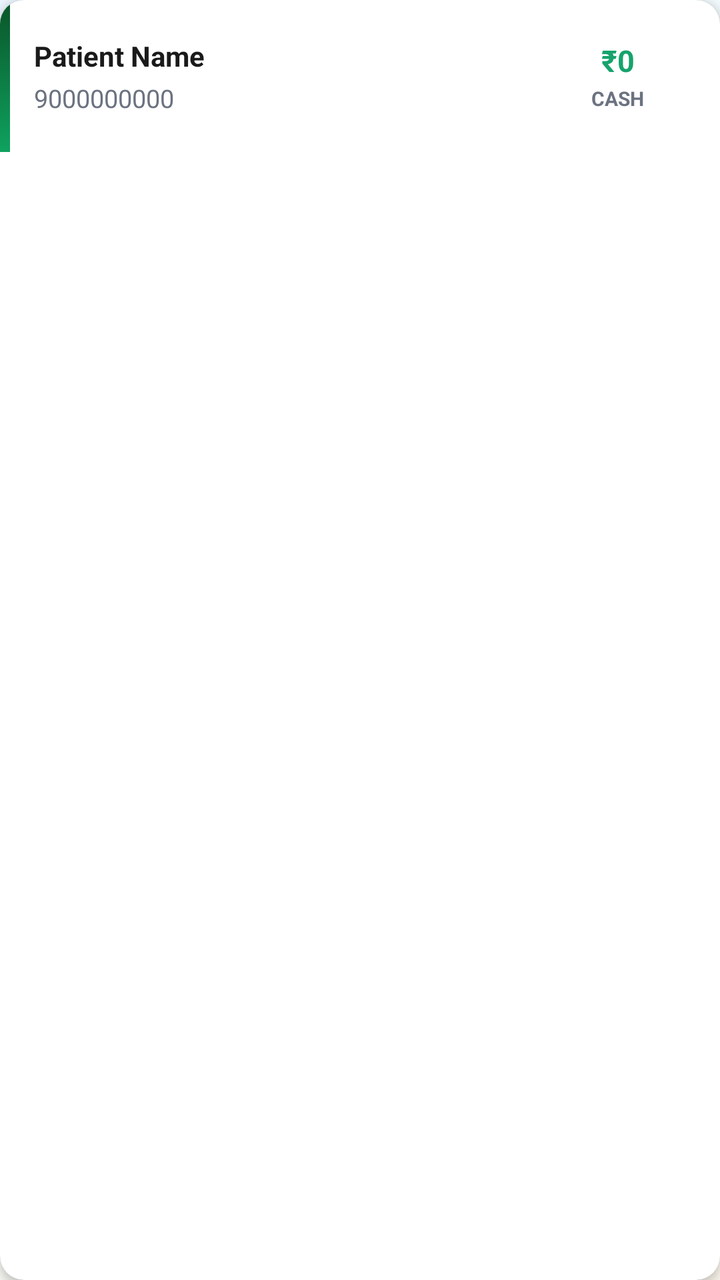
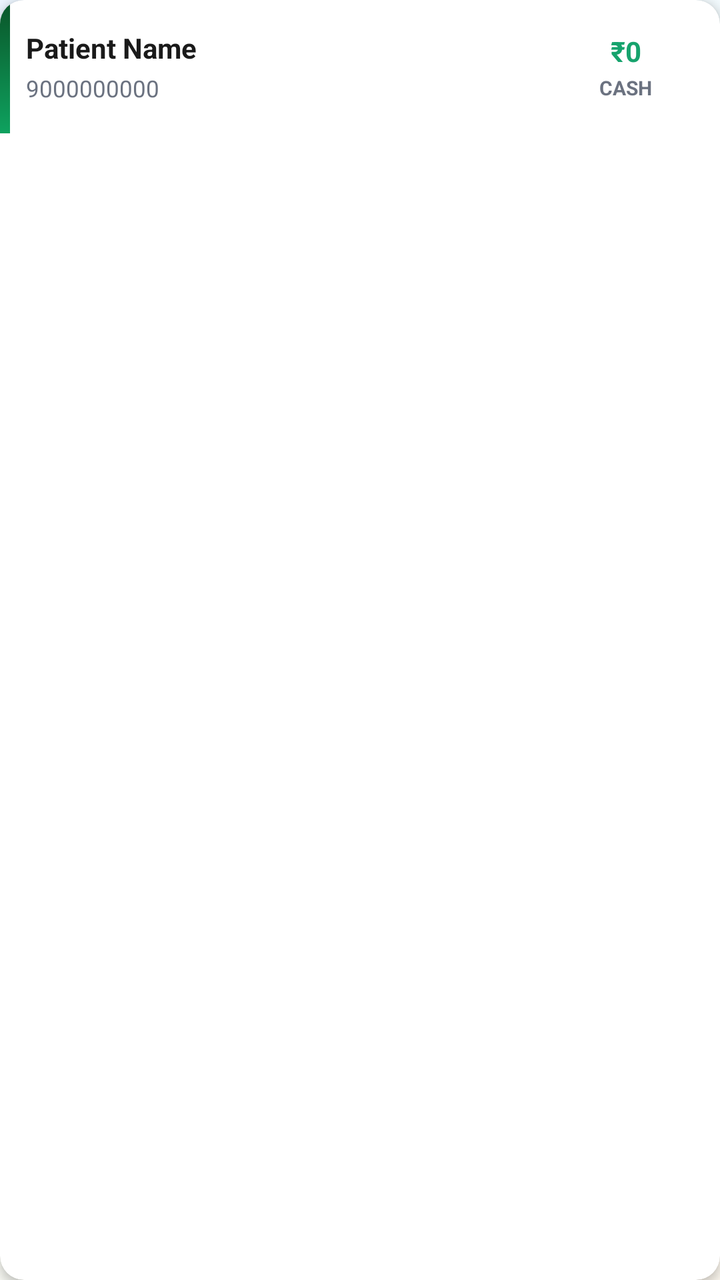

The first picture is an Android layout as it rendered before a commit; the second is the same layout after the commit. The layout source and the unified diff follow.
<!-- AndroidManifest.xml: application theme Theme.PilesClinic -->
<!-- res/layout/item_collection_row.xml -->
<?xml version="1.0" encoding="utf-8"?>
<androidx.cardview.widget.CardView xmlns:android="http://schemas.android.com/apk/res/android"
    xmlns:app="http://schemas.android.com/apk/res-auto"
    android:layout_width="match_parent"
    android:layout_height="wrap_content"
    android:layout_margin="6dp"
    app:cardCornerRadius="12dp"
    app:cardElevation="3dp"
    app:cardBackgroundColor="@color/clinic_card">

    <LinearLayout
        android:layout_width="match_parent"
        android:layout_height="wrap_content"
        android:orientation="horizontal">

        <View
            android:layout_width="5dp"
            android:layout_height="match_parent"
            android:background="@drawable/bg_payment_header" />

        <LinearLayout
            android:layout_width="match_parent"
            android:layout_height="wrap_content"
            android:orientation="horizontal"
            android:gravity="center_vertical"
            android:padding="12dp">

            <LinearLayout
                android:layout_width="0dp"
                android:layout_height="wrap_content"
                android:layout_weight="1"
                android:orientation="vertical">

                
                <LinearLayout
                    android:layout_width="match_parent"
                    android:layout_height="wrap_content"
                    android:orientation="horizontal"
                    android:gravity="center_vertical">

                    <TextView
                        android:id="@+id/tvName"
                        android:layout_width="wrap_content"
                        android:layout_height="wrap_content"
                        android:text="Patient Name"
                        android:textSize="14sp"
                        android:textStyle="bold"
                        android:textColor="@color/clinic_text_primary" />

                    <TextView
                        android:id="@+id/tvDisease"
                        android:layout_width="wrap_content"
                        android:layout_height="wrap_content"
                        android:layout_marginStart="7dp"
                        android:paddingHorizontal="8dp"
                        android:paddingVertical="2dp"
                        android:text="PILES"
                        android:textSize="10sp"
                        android:textStyle="bold"
                        android:visibility="gone"
                        android:textColor="#B0392B" />
                </LinearLayout>

                <TextView
                    android:id="@+id/tvMobile"
                    android:layout_width="wrap_content"
                    android:layout_height="wrap_content"
                    android:layout_marginTop="3dp"
                    android:text="9000000000"
                    android:textSize="12.5sp"
                    android:textColor="@color/clinic_text_secondary" />

                
                <LinearLayout
                    android:id="@+id/idRow"
                    android:layout_width="wrap_content"
                    android:layout_height="wrap_content"
                    android:layout_marginTop="3dp"
                    android:orientation="horizontal"
                    android:gravity="center_vertical"
                    android:visibility="gone">

                    <TextView
                        android:id="@+id/tvIdTag"
                        android:layout_width="wrap_content"
                        android:layout_height="wrap_content"
                        android:background="@drawable/bg_id_chip"
                        android:paddingHorizontal="7dp"
                        android:paddingVertical="1dp"
                        android:text="ID"
                        android:textSize="10sp"
                        android:textStyle="bold"
                        android:textColor="#6B21A8" />

                    <TextView
                        android:id="@+id/tvPatientId"
                        android:layout_width="wrap_content"
                        android:layout_height="wrap_content"
                        android:layout_marginStart="6dp"
                        android:text="JPE-00000000-000"
                        android:textSize="11.5sp"
                        android:textColor="@color/clinic_text_secondary" />
                </LinearLayout>

                
                <TextView
                    android:id="@+id/tvSource"
                    android:layout_width="wrap_content"
                    android:layout_height="wrap_content"
                    android:layout_marginTop="2dp"
                    android:text="Treatment Payment"
                    android:textSize="12sp"
                    android:visibility="gone"
                    android:textColor="@color/clinic_text_secondary" />

                
                <TextView
                    android:id="@+id/tvAddress"
                    android:layout_width="match_parent"
                    android:layout_height="wrap_content"
                    android:layout_marginTop="3dp"
                    android:text="Address"
                    android:textSize="12sp"
                    android:lineSpacingExtra="1dp"
                    android:visibility="gone"
                    android:textColor="@color/clinic_text_secondary" />
            </LinearLayout>

            
            <LinearLayout
                android:id="@+id/amountBox"
                android:layout_width="wrap_content"
                android:layout_height="wrap_content"
                android:orientation="vertical"
                android:gravity="center"
                android:layout_marginStart="9dp"
                android:minWidth="78dp"
                android:paddingHorizontal="12dp"
                android:paddingVertical="8dp">

                <TextView
                    android:id="@+id/tvAmount"
                    android:layout_width="wrap_content"
                    android:layout_height="wrap_content"
                    android:text="₹0"
                    android:textSize="15sp"
                    android:textStyle="bold"
                    android:textColor="@color/clinic_accent_green" />

                <TextView
                    android:id="@+id/tvMode"
                    android:layout_width="wrap_content"
                    android:layout_height="wrap_content"
                    android:layout_marginTop="2dp"
                    android:text="CASH"
                    android:textSize="10sp"
                    android:textStyle="bold"
                    android:textColor="@color/clinic_text_secondary" />

                
                <TextView
                    android:id="@+id/tvTime"
                    android:layout_width="wrap_content"
                    android:layout_height="wrap_content"
                    android:layout_marginTop="4dp"
                    android:text="3:42 PM"
                    android:textSize="10.5sp"
                    android:textStyle="bold"
                    android:visibility="gone"
                    android:textColor="#98A2B3" />
            </LinearLayout>
        </LinearLayout>
    </LinearLayout>
</androidx.cardview.widget.CardView>
<!-- resources referenced by this layout -->
<resources>
  <color name="clinic_accent_green">#16A36D</color>
  <color name="clinic_card">#FFFFFF</color>
  <color name="clinic_text_primary">#1A1A1A</color>
  <color name="clinic_text_secondary">#6B7280</color>
  <!-- drawable bg_id_chip (drawable) -->
  <?xml version="1.0" encoding="utf-8"?>
  <shape xmlns:android="http://schemas.android.com/apk/res/android" android:shape="rectangle">
      <solid android:color="#EFE9FB" />
      <corners android:radius="6dp" />
  </shape>
  <!-- drawable bg_payment_header (drawable) -->
  <?xml version="1.0" encoding="utf-8"?>
  <shape xmlns:android="http://schemas.android.com/apk/res/android">
      <gradient
          android:type="linear"
          android:angle="315"
          android:startColor="#0A5428"
          android:endColor="#0EA25F" />
  </shape>
  <style name="Theme.PilesClinic" parent="Theme.MaterialComponents.Light.NoActionBar">
          <item name="colorPrimary">@color/clinic_primary</item>
          <item name="colorPrimaryDark">@color/clinic_primary_dark</item>
          <item name="colorAccent">@color/clinic_primary</item>
          <item name="android:statusBarColor">@color/clinic_primary_dark</item>
          <item name="android:windowBackground">@drawable/bg_app_gradient</item>
          
          <item name="android:textColorHint">@color/field_hint</item>
          
          <item name="android:forceDarkAllowed" tools:targetApi="29">false</item>
          
          <item name="alertDialogTheme">@style/PilesAlertDialog</item>
          <item name="materialAlertDialogTheme">@style/PilesAlertDialog</item>
      </style>
  <color name="clinic_primary">#0F2748</color>
  <color name="clinic_primary_dark">#081A33</color>
  <!-- drawable bg_app_gradient (drawable) -->
  <?xml version="1.0" encoding="utf-8"?>
  <shape xmlns:android="http://schemas.android.com/apk/res/android">
      <gradient
          android:type="linear"
          android:angle="315"
          android:startColor="#EDF6FF"
          android:centerColor="#F7FFFB"
          android:endColor="#FFFAF1" />
  </shape>
  <color name="field_hint">#C7CDD6</color>
  <!-- drawable bg_dialog_rounded (drawable) -->
  <?xml version="1.0" encoding="utf-8"?>
  <layer-list xmlns:android="http://schemas.android.com/apk/res/android">
      
      <item>
          <shape android:shape="rectangle">
              <solid android:color="#0B2B59" />
              <corners android:radius="22dp" />
          </shape>
      </item>
      
      <item android:top="8dp">
          <shape android:shape="rectangle">
              <solid android:color="#FFFFFF" />
              <corners
                  android:topLeftRadius="2dp"
                  android:topRightRadius="2dp"
                  android:bottomLeftRadius="22dp"
                  android:bottomRightRadius="22dp" />
              <padding android:left="4dp" android:top="10dp" android:right="4dp" android:bottom="4dp" />
          </shape>
      </item>
  </layer-list>
  <style name="PilesAlertButton" parent="Widget.MaterialComponents.Button">
          <item name="android:textColor">#FFFFFF</item>
          <item name="backgroundTint">@color/clinic_primary</item>
          <item name="android:textStyle">bold</item>
          <item name="android:textAllCaps">false</item>
          <item name="cornerRadius">10dp</item>
          <item name="android:minWidth">88dp</item>
          <item name="android:layout_marginStart">8dp</item>
      </style>
  <style name="PilesAlertButtonMuted" parent="Widget.MaterialComponents.Button.TextButton.Dialog">
          <item name="android:textColor">#5B6B80</item>
          <item name="android:textStyle">bold</item>
          <item name="android:textAllCaps">false</item>
      </style>
  <style name="PilesAlertTitle" parent="MaterialAlertDialog.MaterialComponents.Title.Text">
          <item name="android:textColor">#0B2B59</item>
          <item name="android:textStyle">bold</item>
          <item name="android:textSize">18sp</item>
      </style>
  <!-- unchanged entries left out for length: 1 -->
</resources>

<!-- the commit's change to res/layout/item_collection_row.xml (unified diff, before → after) -->
@@ -23,7 +23,7 @@
             android:layout_height="wrap_content"
             android:orientation="horizontal"
             android:gravity="center_vertical"
-            android:padding="12dp">
+            android:padding="8dp">
 
             <LinearLayout
                 android:layout_width="0dp"
@@ -59,6 +59,34 @@
                         android:textStyle="bold"
                         android:visibility="gone"
                         android:textColor="#B0392B" />
+
+                    
+                    <TextView
+                        android:id="@+id/tvRmpTag"
+                        android:layout_width="wrap_content"
+                        android:layout_height="wrap_content"
+                        android:layout_marginStart="5dp"
+                        android:paddingHorizontal="7dp"
+                        android:paddingVertical="2dp"
+                        android:textSize="10sp"
+                        android:textStyle="bold"
+                        android:maxLines="1"
+                        android:ellipsize="end"
+                        android:visibility="gone"
+                        android:textColor="#0B4F2A" />
+
+                    <TextView
+                        android:id="@+id/tvTimeTag"
+                        android:layout_width="wrap_content"
+                        android:layout_height="wrap_content"
+                        android:layout_marginStart="5dp"
+                        android:paddingHorizontal="7dp"
+                        android:paddingVertical="2dp"
+                        android:textSize="10sp"
+                        android:textStyle="bold"
+                        android:maxLines="1"
+                        android:visibility="gone"
+                        android:textColor="#8A5B00" />
                 </LinearLayout>
 
                 <TextView
@@ -67,7 +95,7 @@
                     android:layout_height="wrap_content"
                     android:layout_marginTop="3dp"
                     android:text="9000000000"
-                    android:textSize="12.5sp"
+                    android:textSize="11.5sp"
                     android:textColor="@color/clinic_text_secondary" />
 
                 
@@ -143,7 +171,7 @@
                     android:layout_width="wrap_content"
                     android:layout_height="wrap_content"
                     android:text="₹0"
-                    android:textSize="15sp"
+                    android:textSize="14sp"
                     android:textStyle="bold"
                     android:textColor="@color/clinic_accent_green" />
 
@@ -162,7 +190,7 @@
                     android:id="@+id/tvTime"
                     android:layout_width="wrap_content"
                     android:layout_height="wrap_content"
-                    android:layout_marginTop="4dp"
+                    android:layout_marginTop="2dp"
                     android:text="3:42 PM"
                     android:textSize="10.5sp"
                     android:textStyle="bold"
